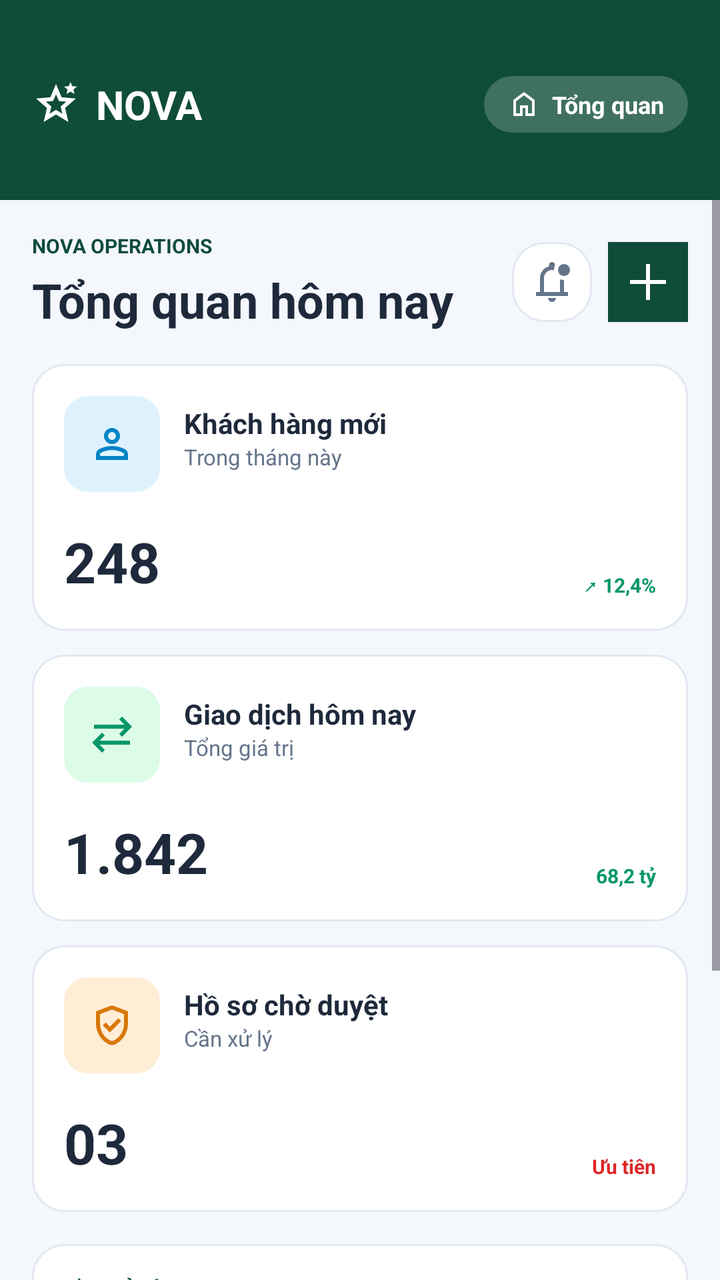
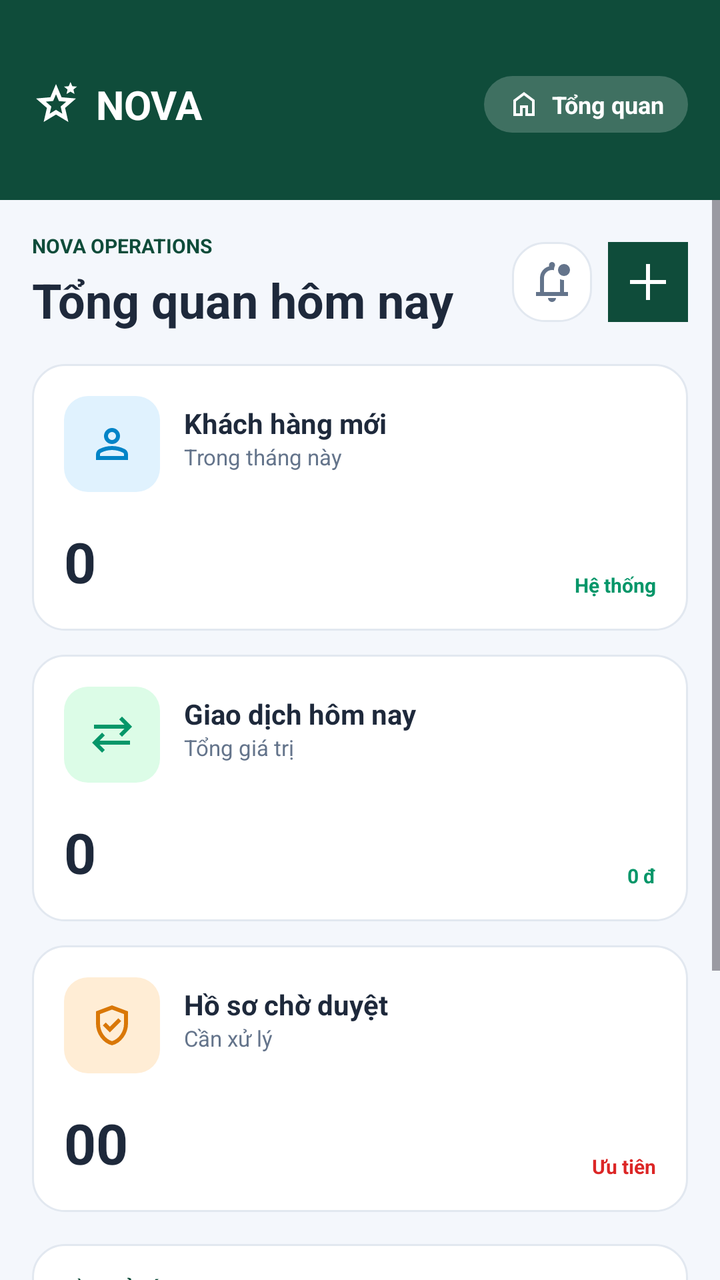

The first picture is an Android layout as it rendered before a commit; the second is the same layout after the commit. The layout source and the unified diff follow.
<!-- AndroidManifest.xml: application theme Theme.Industrial_and_Commercial_Bank_of_TDTU -->
<!-- res/layout/activity_dash_board.xml -->
<?xml version="1.0" encoding="utf-8"?>
<androidx.constraintlayout.widget.ConstraintLayout xmlns:android="http://schemas.android.com/apk/res/android"
    xmlns:app="http://schemas.android.com/apk/res-auto"
    xmlns:tools="http://schemas.android.com/tools"
    android:id="@+id/main"
    android:layout_width="match_parent"
    android:layout_height="match_parent"
    android:background="#F4F7FC"
    tools:context=".DashBoard">

    
    <View
        android:id="@+id/headerBg"
        android:layout_width="match_parent"
        android:layout_height="100dp"
        android:background="@drawable/bg_header_dark_green"
        app:layout_constraintTop_toTopOf="parent" />

    
    <ImageView
        android:id="@+id/imgLogo"
        android:layout_width="24dp"
        android:layout_height="24dp"
        android:layout_marginStart="16dp"
        android:layout_marginTop="40dp"
        android:src="@drawable/stars_2"
        app:tint="#FFFFFF"
        app:layout_constraintStart_toStartOf="parent"
        app:layout_constraintTop_toTopOf="parent" />

    <TextView
        android:layout_width="wrap_content"
        android:layout_height="wrap_content"
        android:layout_marginStart="8dp"
        android:text="NOVA"
        android:textColor="#FFFFFF"
        android:textSize="20sp"
        android:textStyle="bold"
        app:layout_constraintBottom_toBottomOf="@+id/imgLogo"
        app:layout_constraintStart_toEndOf="@+id/imgLogo"
        app:layout_constraintTop_toTopOf="@+id/imgLogo" />

    <LinearLayout
        android:layout_width="wrap_content"
        android:layout_height="wrap_content"
        android:layout_marginEnd="16dp"
        android:background="@drawable/bg_pill_transparent"
        android:gravity="center_vertical"
        android:orientation="horizontal"
        android:paddingHorizontal="12dp"
        android:paddingVertical="6dp"
        app:layout_constraintBottom_toBottomOf="@+id/imgLogo"
        app:layout_constraintEnd_toEndOf="parent"
        app:layout_constraintTop_toTopOf="@+id/imgLogo">

        <ImageView
            android:layout_width="16dp"
            android:layout_height="16dp"
            android:src="@drawable/home_24px"
            app:tint="#FFFFFF" />

        <TextView
            android:layout_width="wrap_content"
            android:layout_height="wrap_content"
            android:layout_marginStart="6dp"
            android:text="Tổng quan"
            android:textColor="#FFFFFF"
            android:textSize="12sp"
            android:textStyle="bold" />
    </LinearLayout>

    <ScrollView
        android:layout_width="match_parent"
        android:layout_height="0dp"
        android:fillViewport="true"
        app:layout_constraintBottom_toBottomOf="parent"
        app:layout_constraintTop_toBottomOf="@+id/headerBg">

        <LinearLayout
            android:layout_width="match_parent"
            android:layout_height="wrap_content"
            android:orientation="vertical"
            android:padding="16dp">

            
            <androidx.constraintlayout.widget.ConstraintLayout
                android:layout_width="match_parent"
                android:layout_height="wrap_content"
                android:layout_marginBottom="16dp">

                <TextView
                    android:id="@+id/tvSubtitle"
                    android:layout_width="wrap_content"
                    android:layout_height="wrap_content"
                    android:text="NOVA OPERATIONS"
                    android:textColor="#0F4C3A"
                    android:textSize="10sp"
                    android:textStyle="bold"
                    app:layout_constraintStart_toStartOf="parent"
                    app:layout_constraintTop_toTopOf="parent" />

                <TextView
                    android:layout_width="wrap_content"
                    android:layout_height="wrap_content"
                    android:layout_marginTop="4dp"
                    android:text="Tổng quan hôm nay"
                    android:textColor="#1E293B"
                    android:textSize="24sp"
                    android:textStyle="bold"
                    app:layout_constraintStart_toStartOf="parent"
                    app:layout_constraintTop_toBottomOf="@+id/tvSubtitle" />

                <ImageButton
                    android:id="@+id/btnAdd"
                    android:layout_width="40dp"
                    android:layout_height="40dp"
                    android:background="@drawable/bg_header_dark_green"
                    android:src="@drawable/add_2"
                    app:tint="#FFFFFF"
                    app:layout_constraintBottom_toBottomOf="parent"
                    app:layout_constraintEnd_toEndOf="parent"
                    app:layout_constraintTop_toTopOf="parent" />

                <ImageButton
                    android:id="@+id/btnNoti"
                    android:layout_width="40dp"
                    android:layout_height="40dp"
                    android:layout_marginEnd="8dp"
                    android:background="@drawable/bg_card_white"
                    android:src="@drawable/notifications_unread_24px"
                    app:tint="#64748B"
                    app:layout_constraintBottom_toBottomOf="parent"
                    app:layout_constraintEnd_toStartOf="@+id/btnAdd"
                    app:layout_constraintTop_toTopOf="parent" />

            </androidx.constraintlayout.widget.ConstraintLayout>

            
            <androidx.constraintlayout.widget.ConstraintLayout
                android:layout_width="match_parent"
                android:layout_height="wrap_content"
                android:layout_marginBottom="12dp"
                android:background="@drawable/bg_card_white"
                android:padding="16dp">

                <ImageView
                    android:id="@+id/iconCard1"
                    android:layout_width="48dp"
                    android:layout_height="48dp"
                    android:background="@drawable/bg_icon_blue"
                    android:padding="12dp"
                    android:src="@drawable/person_24px"
                    app:tint="#0284C7"
                    app:layout_constraintStart_toStartOf="parent"
                    app:layout_constraintTop_toTopOf="parent" />

                <TextView
                    android:id="@+id/tvTitleCard1"
                    android:layout_width="wrap_content"
                    android:layout_height="wrap_content"
                    android:layout_marginStart="12dp"
                    android:layout_marginTop="4dp"
                    android:text="Khách hàng mới"
                    android:textColor="#1E293B"
                    android:textStyle="bold"
                    app:layout_constraintStart_toEndOf="@+id/iconCard1"
                    app:layout_constraintTop_toTopOf="@+id/iconCard1" />

                <TextView
                    android:layout_width="wrap_content"
                    android:layout_height="wrap_content"
                    android:layout_marginStart="12dp"
                    android:text="Trong tháng này"
                    android:textColor="#64748B"
                    android:textSize="11sp"
                    app:layout_constraintStart_toEndOf="@+id/iconCard1"
                    app:layout_constraintTop_toBottomOf="@+id/tvTitleCard1" />

                <TextView
                    android:layout_width="wrap_content"
                    android:layout_height="wrap_content"
                    android:layout_marginTop="16dp"
                    android:text="248"
                    android:textColor="#1E293B"
                    android:textSize="28sp"
                    android:textStyle="bold"
                    app:layout_constraintStart_toStartOf="parent"
                    app:layout_constraintTop_toBottomOf="@+id/iconCard1" />

                <TextView
                    android:layout_width="wrap_content"
                    android:layout_height="wrap_content"
                    android:text="↗ 12,4%"
                    android:textColor="#059669"
                    android:textSize="10sp"
                    android:textStyle="bold"
                    app:layout_constraintBottom_toBottomOf="parent"
                    app:layout_constraintEnd_toEndOf="parent" />

            </androidx.constraintlayout.widget.ConstraintLayout>

            
            <androidx.constraintlayout.widget.ConstraintLayout
                android:layout_width="match_parent"
                android:layout_height="wrap_content"
                android:layout_marginBottom="12dp"
                android:background="@drawable/bg_card_white"
                android:padding="16dp">

                <ImageView
                    android:id="@+id/iconCard2"
                    android:layout_width="48dp"
                    android:layout_height="48dp"
                    android:background="@drawable/bg_icon_green"
                    android:padding="12dp"
                    android:src="@drawable/sync_alt"
                    app:tint="#059669"
                    app:layout_constraintStart_toStartOf="parent"
                    app:layout_constraintTop_toTopOf="parent" />

                <TextView
                    android:id="@+id/tvTitleCard2"
                    android:layout_width="wrap_content"
                    android:layout_height="wrap_content"
                    android:layout_marginStart="12dp"
                    android:layout_marginTop="4dp"
                    android:text="Giao dịch hôm nay"
                    android:textColor="#1E293B"
                    android:textStyle="bold"
                    app:layout_constraintStart_toEndOf="@+id/iconCard2"
                    app:layout_constraintTop_toTopOf="@+id/iconCard2" />

                <TextView
                    android:layout_width="wrap_content"
                    android:layout_height="wrap_content"
                    android:layout_marginStart="12dp"
                    android:text="Tổng giá trị"
                    android:textColor="#64748B"
                    android:textSize="11sp"
                    app:layout_constraintStart_toEndOf="@+id/iconCard2"
                    app:layout_constraintTop_toBottomOf="@+id/tvTitleCard2" />

                <TextView
                    android:layout_width="wrap_content"
                    android:layout_height="wrap_content"
                    android:layout_marginTop="16dp"
                    android:text="1.842"
                    android:textColor="#1E293B"
                    android:textSize="28sp"
                    android:textStyle="bold"
                    app:layout_constraintStart_toStartOf="parent"
                    app:layout_constraintTop_toBottomOf="@+id/iconCard2" />

                <TextView
                    android:layout_width="wrap_content"
                    android:layout_height="wrap_content"
                    android:text="68,2 tỷ"
                    android:textColor="#059669"
                    android:textSize="10sp"
                    android:textStyle="bold"
                    app:layout_constraintBottom_toBottomOf="parent"
                    app:layout_constraintEnd_toEndOf="parent" />

            </androidx.constraintlayout.widget.ConstraintLayout>

            
            <androidx.constraintlayout.widget.ConstraintLayout
                android:layout_width="match_parent"
                android:layout_height="wrap_content"
                android:layout_marginBottom="16dp"
                android:background="@drawable/bg_card_white"
                android:padding="16dp">

                <ImageView
                    android:id="@+id/iconCard3"
                    android:layout_width="48dp"
                    android:layout_height="48dp"
                    android:background="@drawable/bg_icon_orange"
                    android:padding="12dp"
                    android:src="@drawable/verified_user_24px"
                    app:tint="#D97706"
                    app:layout_constraintStart_toStartOf="parent"
                    app:layout_constraintTop_toTopOf="parent" />

                <TextView
                    android:id="@+id/tvTitleCard3"
                    android:layout_width="wrap_content"
                    android:layout_height="wrap_content"
                    android:layout_marginStart="12dp"
                    android:layout_marginTop="4dp"
                    android:text="Hồ sơ chờ duyệt"
                    android:textColor="#1E293B"
                    android:textStyle="bold"
                    app:layout_constraintStart_toEndOf="@+id/iconCard3"
                    app:layout_constraintTop_toTopOf="@+id/iconCard3" />

                <TextView
                    android:layout_width="wrap_content"
                    android:layout_height="wrap_content"
                    android:layout_marginStart="12dp"
                    android:text="Cần xử lý"
                    android:textColor="#64748B"
                    android:textSize="11sp"
                    app:layout_constraintStart_toEndOf="@+id/iconCard3"
                    app:layout_constraintTop_toBottomOf="@+id/tvTitleCard3" />

                <TextView
                    android:layout_width="wrap_content"
                    android:layout_height="wrap_content"
                    android:layout_marginTop="16dp"
                    android:text="03"
                    android:textColor="#1E293B"
                    android:textSize="28sp"
                    android:textStyle="bold"
                    app:layout_constraintStart_toStartOf="parent"
                    app:layout_constraintTop_toBottomOf="@+id/iconCard3" />

                <TextView
                    android:layout_width="wrap_content"
                    android:layout_height="wrap_content"
                    android:text="Ưu tiên"
                    android:textColor="#DC2626"
                    android:textSize="10sp"
                    android:textStyle="bold"
                    app:layout_constraintBottom_toBottomOf="parent"
                    app:layout_constraintEnd_toEndOf="parent" />

            </androidx.constraintlayout.widget.ConstraintLayout>

            
            <LinearLayout
                android:layout_width="match_parent"
                android:layout_height="wrap_content"
                android:background="@drawable/bg_card_white"
                android:orientation="vertical"
                android:padding="16dp">

                <androidx.constraintlayout.widget.ConstraintLayout
                    android:layout_width="match_parent"
                    android:layout_height="wrap_content"
                    android:layout_marginBottom="16dp">

                    <TextView
                        android:id="@+id/tvSubtitleKYC"
                        android:layout_width="wrap_content"
                        android:layout_height="wrap_content"
                        android:text="CẦN XỬ LÝ"
                        android:textColor="#0F4C3A"
                        android:textSize="10sp"
                        android:textStyle="bold"
                        app:layout_constraintStart_toStartOf="parent"
                        app:layout_constraintTop_toTopOf="parent" />

                    <TextView
                        android:layout_width="wrap_content"
                        android:layout_height="wrap_content"
                        android:layout_marginTop="4dp"
                        android:text="Hồ sơ eKYC gần đây"
                        android:textColor="#1E293B"
                        android:textSize="18sp"
                        android:textStyle="bold"
                        app:layout_constraintStart_toStartOf="parent"
                        app:layout_constraintTop_toBottomOf="@+id/tvSubtitleKYC" />

                    <TextView
                        android:id="@+id/btnViewAllKYC"
                        android:layout_width="wrap_content"
                        android:layout_height="wrap_content"
                        android:text="Xem tất cả >"
                        android:textColor="#0F4C3A"
                        android:textSize="12sp"
                        android:textStyle="bold"
                        app:layout_constraintBottom_toBottomOf="parent"
                        app:layout_constraintEnd_toEndOf="parent" />

                </androidx.constraintlayout.widget.ConstraintLayout>

                
                
                <LinearLayout
                    android:layout_width="match_parent"
                    android:layout_height="wrap_content"
                    android:gravity="center_vertical"
                    android:orientation="horizontal"
                    android:paddingVertical="12dp">

                    <TextView
                        android:layout_width="40dp"
                        android:layout_height="40dp"
                        android:background="@drawable/bg_icon_green"
                        android:gravity="center"
                        android:text="NH"
                        android:textColor="#0F4C3A"
                        android:textSize="14sp"
                        android:textStyle="bold" />

                    <LinearLayout
                        android:layout_width="0dp"
                        android:layout_height="wrap_content"
                        android:layout_marginStart="12dp"
                        android:layout_weight="1"
                        android:orientation="vertical">

                        <TextView
                            android:layout_width="wrap_content"
                            android:layout_height="wrap_content"
                            android:text="Nguyễn Hoàng"
                            android:textColor="#1E293B"
                            android:textStyle="bold" />

                        <TextView
                            android:layout_width="wrap_content"
                            android:layout_height="wrap_content"
                            android:text="KH-204821"
                            android:textColor="#64748B"
                            android:textSize="11sp" />
                    </LinearLayout>

                    <ImageView
                        android:layout_width="16dp"
                        android:layout_height="16dp"
                        android:src="@drawable/arrow_forward_ios"
                        app:tint="#94A3B8" />
                </LinearLayout>

                <View
                    android:layout_width="match_parent"
                    android:layout_height="1dp"
                    android:background="#F1F5F9" />

                
                <LinearLayout
                    android:layout_width="match_parent"
                    android:layout_height="wrap_content"
                    android:gravity="center_vertical"
                    android:orientation="horizontal"
                    android:paddingVertical="12dp">

                    <TextView
                        android:layout_width="40dp"
                        android:layout_height="40dp"
                        android:background="@drawable/bg_icon_purple"
                        android:gravity="center"
                        android:text="TM"
                        android:textColor="#6B21A8"
                        android:textSize="14sp"
                        android:textStyle="bold" />

                    <LinearLayout
                        android:layout_width="0dp"
                        android:layout_height="wrap_content"
                        android:layout_marginStart="12dp"
                        android:layout_weight="1"
                        android:orientation="vertical">

                        <TextView
                            android:layout_width="wrap_content"
                            android:layout_height="wrap_content"
                            android:text="Trần Ngọc Mai"
                            android:textColor="#1E293B"
                            android:textStyle="bold" />

                        <TextView
                            android:layout_width="wrap_content"
                            android:layout_height="wrap_content"
                            android:text="KH-204822"
                            android:textColor="#64748B"
                            android:textSize="11sp" />
                    </LinearLayout>

                    <ImageView
                        android:layout_width="16dp"
                        android:layout_height="16dp"
                        android:src="@drawable/arrow_forward_ios"
                        app:tint="#94A3B8" />
                </LinearLayout>

            </LinearLayout>

        </LinearLayout>
    </ScrollView>

</androidx.constraintlayout.widget.ConstraintLayout>
<!-- resources referenced by this layout -->
<resources>
  <!-- drawable add_2 (drawable) -->
  <vector xmlns:android="http://schemas.android.com/apk/res/android"
      android:width="24dp"
      android:height="24dp"
      android:viewportWidth="24"
      android:viewportHeight="24">
      <path android:fillColor="#006400"
          android:pathData="M11,21V13H3V11h8V3h2v8h8v2H13v8H11Z"/>
  </vector>
  <!-- drawable arrow_forward_ios (drawable) -->
  <vector xmlns:android="http://schemas.android.com/apk/res/android"
      android:width="24dp"
      android:height="24dp"
      android:viewportWidth="24"
      android:viewportHeight="24">
      <path android:fillColor="@android:color/darker_gray"
          android:pathData="M8.03,22L6.25,20.23L14.48,12L6.25,3.77L8.03,2l10,10l-10,10Z"/>
  </vector>
  <!-- drawable bg_card_white (drawable) -->
  <?xml version="1.0" encoding="utf-8"?>
  <shape xmlns:android="http://schemas.android.com/apk/res/android">
      <solid android:color="#FFFFFF" />
      <corners android:radius="16dp" />
      <stroke android:width="1dp" android:color="#E2E8F0" />
  </shape>
  <!-- drawable bg_header_dark_green (drawable) -->
  <?xml version="1.0" encoding="utf-8"?>
  <shape xmlns:android="http://schemas.android.com/apk/res/android">
      <solid android:color="#0F4C3A" />
  </shape>
  <!-- drawable bg_icon_blue (drawable) -->
  <?xml version="1.0" encoding="utf-8"?>
  <shape xmlns:android="http://schemas.android.com/apk/res/android">
      <solid android:color="#E0F2FE" />
      <corners android:radius="12dp" />
  </shape>
  <!-- drawable bg_icon_green (drawable) -->
  <?xml version="1.0" encoding="utf-8"?>
  <shape xmlns:android="http://schemas.android.com/apk/res/android">
      <solid android:color="#DCFCE7" />
      <corners android:radius="12dp" />
  </shape>
  <!-- drawable bg_icon_orange (drawable) -->
  <?xml version="1.0" encoding="utf-8"?>
  <shape xmlns:android="http://schemas.android.com/apk/res/android">
      <solid android:color="#FFEDD5" />
      <corners android:radius="12dp" />
  </shape>
  <!-- drawable bg_icon_purple (drawable) -->
  <?xml version="1.0" encoding="utf-8"?>
  <shape xmlns:android="http://schemas.android.com/apk/res/android">
      <solid android:color="#F3E8FF" />
      <corners android:radius="12dp" />
  </shape>
  <!-- drawable bg_pill_transparent (drawable) -->
  <?xml version="1.0" encoding="utf-8"?>
  <shape xmlns:android="http://schemas.android.com/apk/res/android">
      <solid android:color="#33FFFFFF" />
      <corners android:radius="20dp" />
  </shape>
  <!-- drawable home_24px (drawable) -->
  <vector xmlns:android="http://schemas.android.com/apk/res/android"
      android:width="24dp"
      android:height="24dp"
      android:viewportWidth="960"
      android:viewportHeight="960"
      android:tint="?attr/colorControlNormal">
    <path
        android:fillColor="@android:color/white"
        android:pathData="M240,760L360,760L360,520L600,520L600,760L720,760L720,400L480,220L240,400L240,760ZM160,840L160,360L480,120L800,360L800,840L520,840L520,600L440,600L440,840L160,840ZM480,490L480,490L480,490L480,490L480,490L480,490L480,490L480,490L480,490Z"/>
  </vector>
  <!-- drawable sync_alt (drawable) -->
  <vector xmlns:android="http://schemas.android.com/apk/res/android"
      android:width="24dp"
      android:height="24dp"
      android:viewportWidth="24"
      android:viewportHeight="24">
      <path android:fillColor="@android:color/black"
          android:pathData="M7,21L2,16l5-5l1.43,1.4L5.83,15H21v2H5.83l2.6,2.6L7,21Zm10-8l-1.42-1.4L18.18,9H3V7H18.18l-2.6-2.6L17,3l5,5l-5,5Z"/>
  </vector>
  <style name="Theme.Industrial_and_Commercial_Bank_of_TDTU" parent="Base.Theme.Industrial_and_Commercial_Bank_of_TDTU" />
  <style name="Base.Theme.Industrial_and_Commercial_Bank_of_TDTU" parent="Theme.Material3.DayNight.NoActionBar">
          
          
      </style>
  <!-- unchanged entries left out for length: 4 -->
</resources>

<!-- the commit's change to res/layout/activity_dash_board.xml (unified diff, before → after) -->
@@ -177,10 +177,11 @@
                     app:layout_constraintTop_toBottomOf="@+id/tvTitleCard1" />
 
                 <TextView
+                    android:id="@+id/tvCustomerCount"
                     android:layout_width="wrap_content"
                     android:layout_height="wrap_content"
                     android:layout_marginTop="16dp"
-                    android:text="248"
+                    android:text="0"
                     android:textColor="#1E293B"
                     android:textSize="28sp"
                     android:textStyle="bold"
@@ -188,9 +189,10 @@
                     app:layout_constraintTop_toBottomOf="@+id/iconCard1" />
 
                 <TextView
-                    android:layout_width="wrap_content"
-                    android:layout_height="wrap_content"
-                    android:text="↗ 12,4%"
+                    android:id="@+id/tvCustomerBadge"
+                    android:layout_width="wrap_content"
+                    android:layout_height="wrap_content"
+                    android:text="Hệ thống"
                     android:textColor="#059669"
                     android:textSize="10sp"
                     android:textStyle="bold"
@@ -241,10 +243,11 @@
                     app:layout_constraintTop_toBottomOf="@+id/tvTitleCard2" />
 
                 <TextView
+                    android:id="@+id/tvTodayTxCount"
                     android:layout_width="wrap_content"
                     android:layout_height="wrap_content"
                     android:layout_marginTop="16dp"
-                    android:text="1.842"
+                    android:text="0"
                     android:textColor="#1E293B"
                     android:textSize="28sp"
                     android:textStyle="bold"
@@ -252,9 +255,10 @@
                     app:layout_constraintTop_toBottomOf="@+id/iconCard2" />
 
                 <TextView
-                    android:layout_width="wrap_content"
-                    android:layout_height="wrap_content"
-                    android:text="68,2 tỷ"
+                    android:id="@+id/tvTodayTxVolume"
+                    android:layout_width="wrap_content"
+                    android:layout_height="wrap_content"
+                    android:text="0 đ"
                     android:textColor="#059669"
                     android:textSize="10sp"
                     android:textStyle="bold"
@@ -305,10 +309,11 @@
                     app:layout_constraintTop_toBottomOf="@+id/tvTitleCard3" />
 
                 <TextView
+                    android:id="@+id/tvPendingEkycCount"
                     android:layout_width="wrap_content"
                     android:layout_height="wrap_content"
                     android:layout_marginTop="16dp"
-                    android:text="03"
+                    android:text="00"
                     android:textColor="#1E293B"
                     android:textSize="28sp"
                     android:textStyle="bold"
@@ -316,6 +321,7 @@
                     app:layout_constraintTop_toBottomOf="@+id/iconCard3" />
 
                 <TextView
+                    android:id="@+id/tvPendingStatus"
                     android:layout_width="wrap_content"
                     android:layout_height="wrap_content"
                     android:text="Ưu tiên"
@@ -378,6 +384,7 @@
                 
                 
                 <LinearLayout
+                    android:id="@+id/rowKyc1"
                     android:layout_width="match_parent"
                     android:layout_height="wrap_content"
                     android:gravity="center_vertical"
@@ -385,6 +392,7 @@
                     android:paddingVertical="12dp">
 
                     <TextView
+                        android:id="@+id/tvKycAvatar1"
                         android:layout_width="40dp"
                         android:layout_height="40dp"
                         android:background="@drawable/bg_icon_green"
@@ -402,16 +410,18 @@
                         android:orientation="vertical">
 
                         <TextView
+                            android:id="@+id/tvKycName1"
                             android:layout_width="wrap_content"
                             android:layout_height="wrap_content"
-                            android:text="Nguyễn Hoàng"
+                            android:text="Đang tải..."
                             android:textColor="#1E293B"
                             android:textStyle="bold" />
 
                         <TextView
+                            android:id="@+id/tvKycCode1"
                             android:layout_width="wrap_content"
                             android:layout_height="wrap_content"
-                            android:text="KH-204821"
+                            android:text=""
                             android:textColor="#64748B"
                             android:textSize="11sp" />
                     </LinearLayout>
@@ -424,12 +434,14 @@
                 </LinearLayout>
 
                 <View
+                    android:id="@+id/kycDivider"
                     android:layout_width="match_parent"
                     android:layout_height="1dp"
                     android:background="#F1F5F9" />
 
                 
                 <LinearLayout
+                    android:id="@+id/rowKyc2"
                     android:layout_width="match_parent"
                     android:layout_height="wrap_content"
                     android:gravity="center_vertical"
@@ -437,6 +449,7 @@
                     android:paddingVertical="12dp">
 
                     <TextView
+                        android:id="@+id/tvKycAvatar2"
                         android:layout_width="40dp"
                         android:layout_height="40dp"
                         android:background="@drawable/bg_icon_purple"
@@ -454,16 +467,18 @@
                         android:orientation="vertical">
 
                         <TextView
+                            android:id="@+id/tvKycName2"
                             android:layout_width="wrap_content"
                             android:layout_height="wrap_content"
-                            android:text="Trần Ngọc Mai"
+                            android:text="Đang tải..."
                             android:textColor="#1E293B"
                             android:textStyle="bold" />
 
                         <TextView
+                            android:id="@+id/tvKycCode2"
                             android:layout_width="wrap_content"
                             android:layout_height="wrap_content"
-                            android:text="KH-204822"
+                            android:text=""
                             android:textColor="#64748B"
                             android:textSize="11sp" />
                     </LinearLayout>
